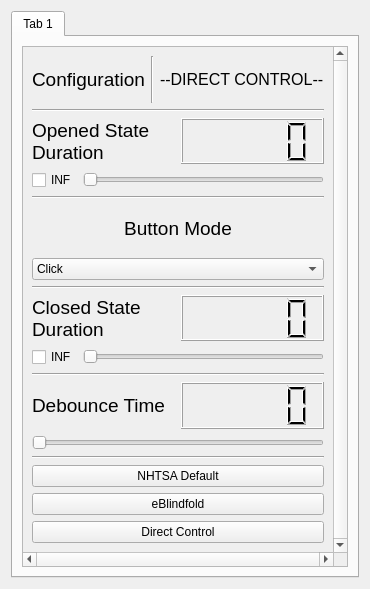
USnark772/-RSCompanionV1, file Unused/ui_files/vog_tab_contents.ui: the form before one commit.
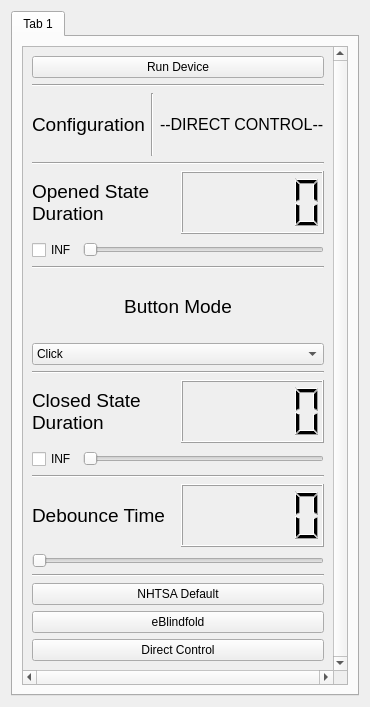
The form after the commit.

```diff
--- a/Unused/ui_files/vog_tab_contents.ui
+++ b/Unused/ui_files/vog_tab_contents.ui
@@ -6,8 +6,8 @@
    <rect>
     <x>0</x>
     <y>0</y>
-    <width>274</width>
-    <height>589</height>
+    <width>365</width>
+    <height>707</height>
    </rect>
   </property>
   <property name="windowTitle">
@@ -57,11 +57,25 @@
              <rect>
               <x>0</x>
               <y>0</y>
-              <width>223</width>
-              <height>521</height>
+              <width>302</width>
+              <height>624</height>
              </rect>
             </property>
             <layout class="QVBoxLayout" name="verticalLayout">
+             <item>
+              <widget class="QPushButton" name="pushButton">
+               <property name="text">
+                <string>Run Device</string>
+               </property>
+              </widget>
+             </item>
+             <item>
+              <widget class="Line" name="line">
+               <property name="orientation">
+                <enum>Qt::Horizontal</enum>
+               </property>
+              </widget>
+             </item>
              <item>
               <layout class="QHBoxLayout" name="config_horizontalLayout">
                <item>
```
